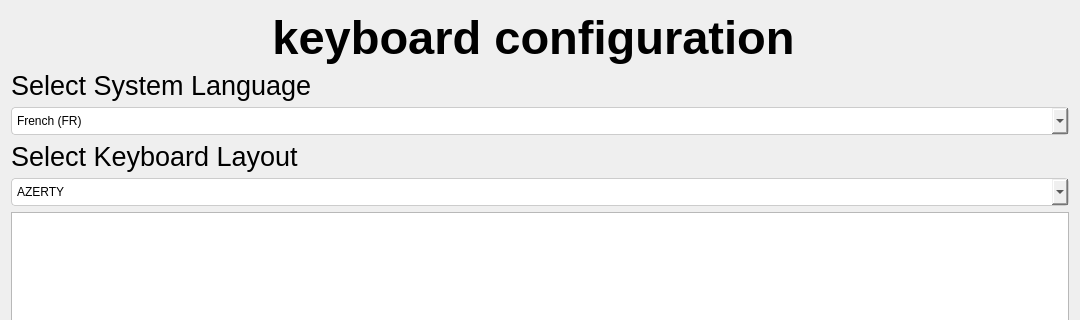
Qt form keyboard.ui (n1cef/kraken_installer) before a commit; both pictures show x 0 to 1080 and y 0 to 320 of the 1080 by 1000 pixel window.
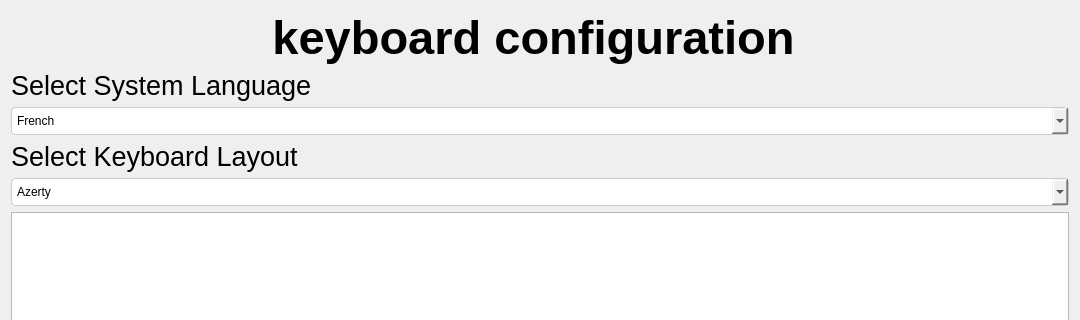
The same form after that commit. Icons and pictures are not drawn.

```diff
--- a/keyboard.ui
+++ b/keyboard.ui
@@ -13,6 +13,9 @@
   <property name="windowTitle">
    <string>Form</string>
   </property>
+  <property name="styleSheet">
+   <string notr="true">background-color:&quot;#e6e4e4&quot;</string>
+  </property>
   <layout class="QVBoxLayout" name="verticalLayout">
    <item>
     <widget class="QLabel" name="label">
@@ -47,6 +50,9 @@
    </item>
    <item>
     <widget class="QComboBox" name="comboBoxLanguage">
+     <property name="layoutDirection">
+      <enum>Qt::LayoutDirection::LeftToRight</enum>
+     </property>
      <property name="styleSheet">
       <string notr="true">QComboBox {
     padding: 5px;
@@ -54,9 +60,15 @@
     border-radius: 4px;
 }</string>
      </property>
+     <property name="placeholderText">
+      <string/>
+     </property>
+     <property name="duplicatesEnabled">
+      <bool>false</bool>
+     </property>
      <item>
       <property name="text">
-       <string>French (FR)</string>
+       <string>French</string>
       </property>
      </item>
      <item>
@@ -94,7 +106,10 @@
      </property>
      <item>
       <property name="text">
-       <string>AZERTY</string>
+       <string>Azerty</string>
+      </property>
+      <property name="icon">
+       <iconset theme="QIcon::ThemeIcon::Computer"/>
       </property>
      </item>
      <item>
```
Left out of the diff: 5 changed lines with no effect on the pictures.
